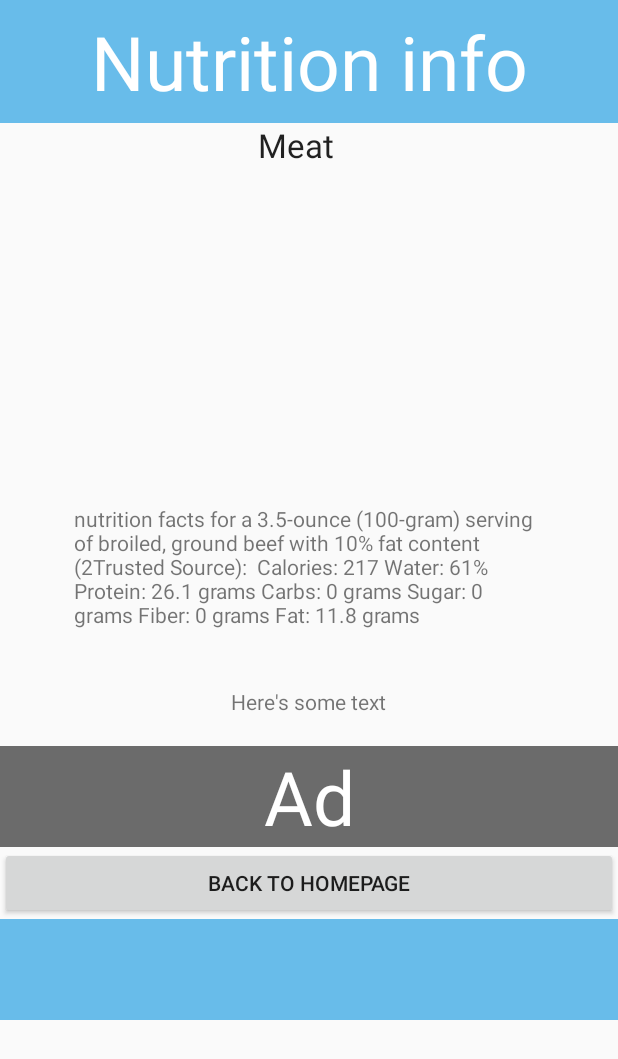
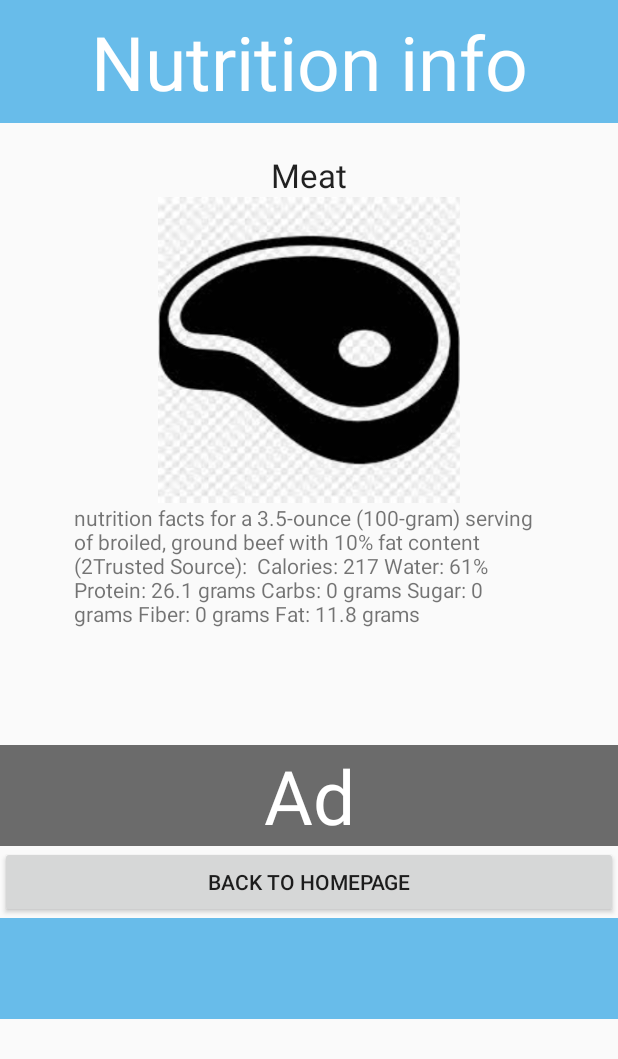
Before and after one commit to MountainWatcher89/DS_Fitness, an Android app: the NutritionInfo screen opened directly, with no data from a screen before it, on a phone screen of 412 x 824 dp. Shown: the top 1059 px of the screen. Run offline under Robolectric (Android 15) with nearby library versions, the phone set to English and light mode, and no system bars.

Commit message:
Tested nutrition functionality. May need some polishing.

```diff
--- a/app/src/main/java/com/example/ds_fitness/Nutrition.kt
+++ b/app/src/main/java/com/example/ds_fitness/Nutrition.kt
@@ -35,9 +35,8 @@ class Nutrition : AppCompatActivity() {
     fun sendMessage() {
         val editText = findViewById<EditText>(R.id.someText_edit_text)
         val message = editText.text.toString()
-        val intent = Intent(this, NutritionInfo::class.java).apply {
-            putExtra(EXTRA_MESSAGE, message)
-        }
+        val intent = Intent(this, NutritionInfo::class.java)
+        intent.putExtra(EXTRA_MESSAGE, message)
         startActivity(intent)
     }
 }
--- a/app/src/main/java/com/example/ds_fitness/NutritionInfo.kt
+++ b/app/src/main/java/com/example/ds_fitness/NutritionInfo.kt
@@ -21,9 +21,7 @@ class NutritionInfo : AppCompatActivity() {
         val message = intent.getStringExtra(EXTRA_MESSAGE)
 
         // Capture the layout's TextView and set the string as its text
-        val textView = findViewById<TextView>(R.id.textView).apply {
-            text = message
-        }
+        textReceivedText.text = message
 
         buttonGoToHomepage.setOnClickListener()
         {
--- a/app/src/main/res/layout/nutrition_info_layout.xml
+++ b/app/src/main/res/layout/nutrition_info_layout.xml
@@ -30,11 +30,15 @@
                 android:textSize="50sp" />
         </LinearLayout>
 
+        <Space
+            android:layout_width="match_parent"
+            android:layout_height="20dp"/>
+
         <TextView
             android:id="@+id/textView3"
-            android:layout_width="163dp"
-            android:layout_height="50dp"
-            android:text="         Meat"
+            android:layout_width="wrap_content"
+            android:layout_height="wrap_content"
+            android:text="Meat"
             android:textAppearance="@style/TextAppearance.AppCompat.Large"
             app:layout_constraintStart_toStartOf="parent"
             app:layout_constraintTop_toTopOf="parent" />
@@ -43,9 +47,7 @@
             android:id="@+id/imageView2"
             android:layout_width="201dp"
             android:layout_height="204dp"
-            app:layout_constraintStart_toStartOf="parent"
-            app:layout_constraintTop_toBottomOf="@+id/textView3"
-            tools:srcCompat="@drawable/meat" />
+            android:background="@drawable/meat" />
 
         <TextView
             android:id="@+id/textView4"
--- a/app/src/main/res/layout/nutrition_layout.xml
+++ b/app/src/main/res/layout/nutrition_layout.xml
@@ -98,7 +98,7 @@
                 android:id="@+id/imageView"
                 android:layout_width="110dp"
                 android:layout_height="64dp"
-                tools:srcCompat="@drawable/meat" />
+                tools:srcCompat="@drawable/meat"/>
 
             <ProgressBar
                 android:id="@+id/progressBar"
```
